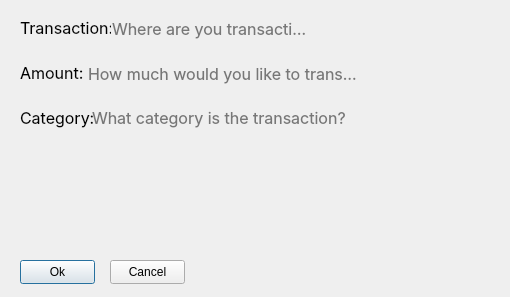
codingburgas/finance-challenge-fintech, file FinTech/maketran.ui: the form before one commit.
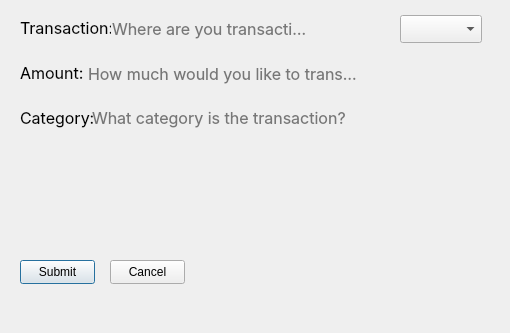
The form after the commit.

What changed in the file:
```diff
--- a/FinTech/maketran.ui
+++ b/FinTech/maketran.ui
@@ -7,7 +7,7 @@
     <x>0</x>
     <y>0</y>
     <width>510</width>
-    <height>297</height>
+    <height>333</height>
    </rect>
   </property>
   <property name="windowTitle">
@@ -143,7 +143,7 @@
     </rect>
    </property>
    <property name="text">
-    <string>Ok</string>
+    <string>Submit</string>
    </property>
   </widget>
   <widget class="QPushButton" name="pushButton_2">
@@ -159,6 +159,16 @@
     <string>Cancel</string>
    </property>
   </widget>
+  <widget class="QComboBox" name="comboBox">
+   <property name="geometry">
+    <rect>
+     <x>400</x>
+     <y>15</y>
+     <width>82</width>
+     <height>28</height>
+    </rect>
+   </property>
+  </widget>
  </widget>
  <resources/>
  <connections/>
```
Left out of the diff: 6 changed lines with no effect on the pictures.
